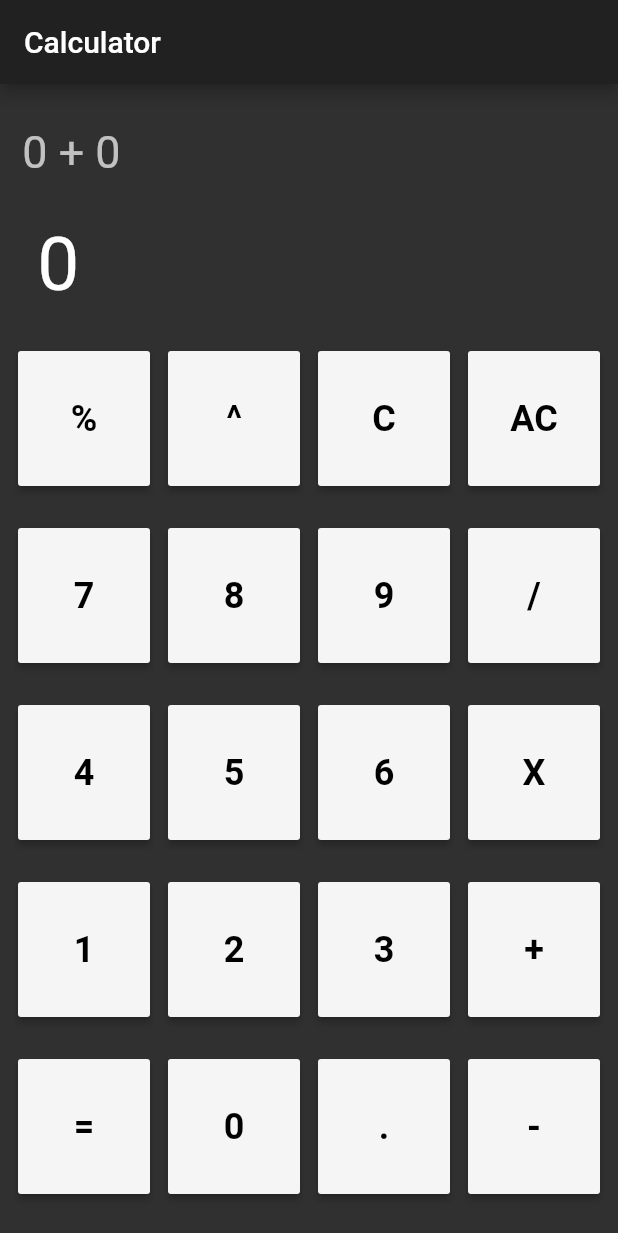
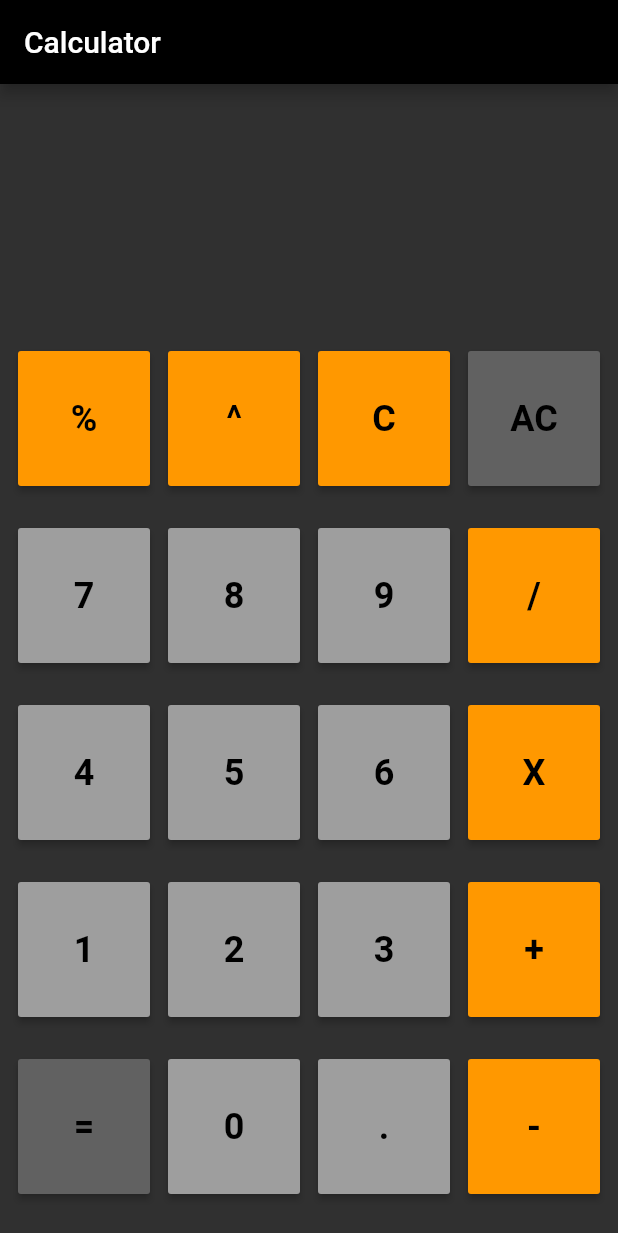
Before and after one commit to Nandan-unni-zz/Flutter-Calculator, a Flutter app: the screen it shows after launch, on a phone screen of 412 x 824 dp. Shown: the top 1233 px of the screen. Run offline on Flutter 3.47's test engine with Material 2 defaults, Android fonts, the phone set to English and light mode, and no system bars.

Commit message:
UI updates

```diff
--- a/lib/calculator.dart
+++ b/lib/calculator.dart
@@ -8,10 +8,10 @@ class HomePage extends StatefulWidget {
 }
 
 class HomePageState extends State<HomePage> {
-  var io = "0";
-  var firstNumber = "0";
-  var oprator = "+";
-  var secondNumber = "0";
+  var io = "";
+  var firstNumber = "";
+  var oprator = "";
+  var secondNumber = "";
   void calculator() {
     if (oprator == "+")
       setState(() {
@@ -42,6 +42,10 @@ class HomePageState extends State<HomePage> {
       setState(() {
         io = pow(double.parse(firstNumber), double.parse(secondNumber))
             .toString();
+      });
+    if (io.length > 10)
+      setState(() {
+        io = io.substring(0, 10);
       });
   }
 
@@ -94,14 +98,31 @@ class HomePageState extends State<HomePage> {
     }
   }
 
-  Widget _button(String key) {
-    // Creating a method of return type Widget with number and function f as a parameter
+  Widget _button(String key, String type) {
+    if (type == "input")
+      return MaterialButton(
+        height: 90.0,
+        child: Text(key,
+            style: TextStyle(fontWeight: FontWeight.bold, fontSize: 24.0)),
+        textColor: Colors.black,
+        color: Colors.grey,
+        onPressed: () => _controller(key),
+      );
+    else if (type == "operator")
+      return MaterialButton(
+        height: 90.0,
+        child: Text(key,
+            style: TextStyle(fontWeight: FontWeight.bold, fontSize: 24.0)),
+        textColor: Colors.black,
+        color: Colors.orange,
+        onPressed: () => _controller(key),
+      );
     return MaterialButton(
       height: 90.0,
       child: Text(key,
           style: TextStyle(fontWeight: FontWeight.bold, fontSize: 24.0)),
       textColor: Colors.black,
-      color: Colors.grey[100],
+      color: Colors.grey[700],
       onPressed: () => _controller(key),
     );
   }
@@ -112,39 +133,35 @@ class HomePageState extends State<HomePage> {
     return new Scaffold(
         appBar: new AppBar(
           //defines the content of the Appbar
-          title: new Text("Calculator"),
+          title: new Text(
+            "Calculator",
+            style: TextStyle(color: Colors.white, fontSize: 20.0),
+          ),
+          backgroundColor: Colors.black,
         ),
         body: new Container(
             //defines the content of the body
             child: Column(
           mainAxisAlignment: MainAxisAlignment.spaceEvenly,
+          verticalDirection: VerticalDirection.down, // exp
+          textBaseline: TextBaseline.alphabetic, // exp
+          crossAxisAlignment: CrossAxisAlignment.baseline, // exp
           children: <Widget>[
-            // Container(
-            //   constraints: BoxConstraints.expand(
-            //     height: Theme.of(context).textTheme.headline4.fontSize * 1.1 +
-            //         100.0,
-            //   ),
-            //   alignment: Alignment.bottomCenter,
-            //   color: Colors.black,
-            //   child: Text(
-            //     "$ans",
-            //     style: TextStyle(fontSize: 50.0, color: Colors.white),
-            //     textAlign: TextAlign.center,
-            //   ),
-            // ),
             Row(
+              mainAxisAlignment: MainAxisAlignment.end,
               children: [
                 Text(
-                  " $firstNumber $oprator $secondNumber ",
+                  " $firstNumber $oprator $secondNumber \t\t",
                   style: TextStyle(color: Colors.white70, fontSize: 30.0),
                   textAlign: TextAlign.right,
                 )
               ],
             ),
             Row(
+              mainAxisAlignment: MainAxisAlignment.end,
               children: [
                 Text(
-                  " $io ",
+                  " $io \t",
                   style: TextStyle(color: Colors.white, fontSize: 50.0),
                   textAlign: TextAlign.right,
                 )
@@ -153,46 +170,46 @@ class HomePageState extends State<HomePage> {
             Row(
               mainAxisAlignment: MainAxisAlignment.spaceEvenly,
               children: <Widget>[
-                _button("%"), // using custom widget _button
-                _button("^"),
-                _button("C"),
-                _button("AC")
+                _button("%", "operator"), // using custom widget _button
+                _button("^", "operator"),
+                _button("C", "operator"),
+                _button("AC", "output")
               ],
             ),
             Row(
               mainAxisAlignment: MainAxisAlignment.spaceEvenly,
               children: <Widget>[
-                _button("7"), // using custom widget _button
-                _button("8"),
-                _button("9"),
-                _button("/")
+                _button("7", "input"), // using custom widget _button
+                _button("8", "input"),
+                _button("9", "input"),
+                _button("/", "operator")
               ],
             ),
             Row(
               mainAxisAlignment: MainAxisAlignment.spaceEvenly,
               children: <Widget>[
-                _button("4"), // using custom widget _button
-                _button("5"),
-                _button("6"),
-                _button("X")
+                _button("4", "input"), // using custom widget _button
+                _button("5", "input"),
+                _button("6", "input"),
+                _button("X", "operator")
               ],
             ),
             Row(
               mainAxisAlignment: MainAxisAlignment.spaceEvenly,
               children: <Widget>[
-                _button("1"), // using custom widget _button
-                _button("2"),
-                _button("3"),
-                _button("+")
+                _button("1", "input"), // using custom widget _button
+                _button("2", "input"),
+                _button("3", "input"),
+                _button("+", "operator")
               ],
             ),
             Row(
               mainAxisAlignment: MainAxisAlignment.spaceEvenly,
               children: <Widget>[
-                _button("="), // using custom widget _button
-                _button("0"),
-                _button("."),
-                _button("-"),
+                _button("=", "output"), // using custom widget _button
+                _button("0", "input"),
+                _button(".", "input"),
+                _button("-", "operator"),
               ],
             ),
           ],
```
